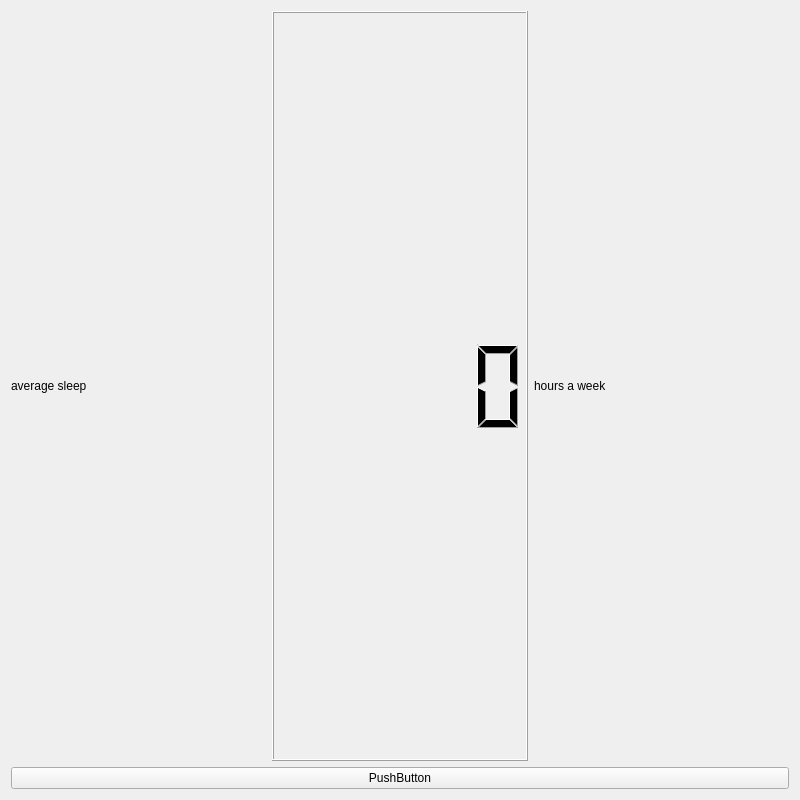
S-VIN/sleepingDiary, file mainwindow.ui: the form before one commit.
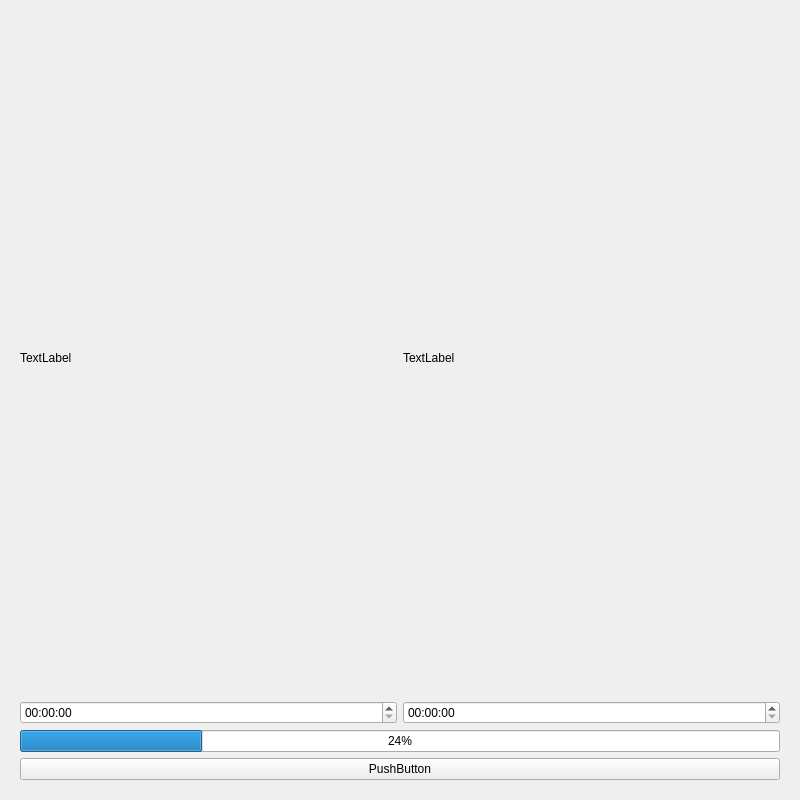
The form after the commit. The open tabs and pages were chosen to show the change.

Commit message: do stack widget

What changed in the file:
```diff
--- a/mainwindow.ui
+++ b/mainwindow.ui
@@ -15,6 +15,10 @@
   </property>
   <layout class="QVBoxLayout" name="verticalLayout_3">
    <item>
+    <widget class="QStackedWidget" name="stackedWidget">
+     <widget class="QWidget" name="page">
+      <layout class="QVBoxLayout" name="verticalLayout_4">
+       <item>
     <layout class="QVBoxLayout" name="verticalLayout">
      <item>
       <layout class="QHBoxLayout" name="horizontalLayout">
@@ -48,6 +52,68 @@
       </widget>
      </item>
     </layout>
+       </item>
+      </layout>
+     </widget>
+     <widget class="QWidget" name="page_2">
+      <layout class="QVBoxLayout" name="verticalLayout_9">
+       <item>
+        <layout class="QVBoxLayout" name="verticalLayout_5">
+         <item>
+          <layout class="QVBoxLayout" name="verticalLayout_6">
+           <item>
+            <layout class="QHBoxLayout" name="horizontalLayout_2">
+             <item>
+              <layout class="QVBoxLayout" name="verticalLayout_7">
+               <item>
+                <widget class="QLabel" name="label_3">
+                 <property name="text">
+                  <string>TextLabel</string>
+                 </property>
+                </widget>
+               </item>
+               <item>
+                <widget class="QTimeEdit" name="timeEdit"/>
+               </item>
+              </layout>
+             </item>
+             <item>
+              <layout class="QVBoxLayout" name="verticalLayout_8">
+               <item>
+                <widget class="QLabel" name="label_4">
+                 <property name="text">
+                  <string>TextLabel</string>
+                 </property>
+                </widget>
+               </item>
+               <item>
+                <widget class="QTimeEdit" name="timeEdit_2"/>
+               </item>
+              </layout>
+             </item>
+            </layout>
+           </item>
+           <item>
+            <widget class="QProgressBar" name="progressBar">
+             <property name="value">
+              <number>24</number>
+             </property>
+            </widget>
+           </item>
+           <item>
+            <widget class="QPushButton" name="pushButton">
+             <property name="text">
+              <string>PushButton</string>
+             </property>
+            </widget>
+           </item>
+          </layout>
+         </item>
+        </layout>
+       </item>
+      </layout>
+     </widget>
+    </widget>
    </item>
   </layout>
  </widget>
```
Lines whose indentation alone changed are shown as unchanged. The commit also changes 6 other files.
